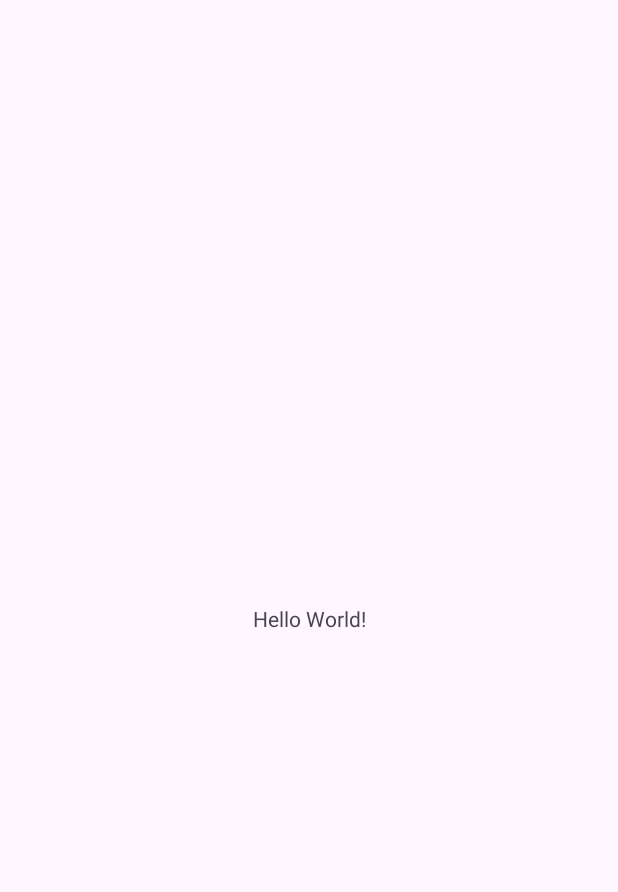
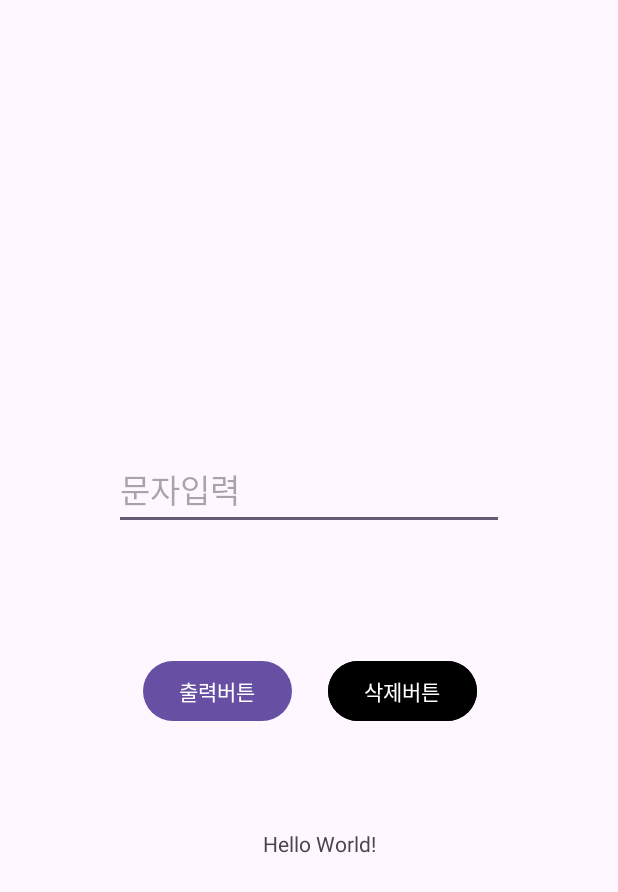
Before and after one commit to darongzzang/kotlin_practice, an Android app: the screen it shows after launch (MainActivity), on a phone screen of 412 x 824 dp. Before the commit the part shown is almost empty. Shown: the top 892 px of the screen. Run offline under Robolectric (Android 15) with nearby library versions, the phone set to English and light mode, and no system bars.

Commit message:
3주차 과제 - 삭제버튼 추가

```diff
--- a/app/src/main/java/com/example/kotlin_practice/MainActivity.kt
+++ b/app/src/main/java/com/example/kotlin_practice/MainActivity.kt
@@ -1,6 +1,9 @@
 package com.example.kotlin_practice
 
 import android.os.Bundle
+import android.widget.Button
+import android.widget.EditText
+import android.widget.TextView
 import androidx.activity.enableEdgeToEdge
 import androidx.appcompat.app.AppCompatActivity
 import androidx.core.view.ViewCompat
@@ -11,6 +14,21 @@ class MainActivity : AppCompatActivity() {
         super.onCreate(savedInstanceState)
         enableEdgeToEdge()
         setContentView(R.layout.activity_main)
+
+        val edit = findViewById<EditText>(R.id.edit)
+        val btn = findViewById<Button>(R.id.btn)
+        val tv = findViewById<TextView>(R.id.tv)
+        val xbtn = findViewById<Button>(R.id.xbtn)
+
+        btn.setOnClickListener {
+            tv.text = edit.text.toString()
+        }
+
+        xbtn.setOnClickListener {
+            edit.text.clear()  // EditText 문자열 삭제
+            tv.text = ""       // TextView 내용 삭제
+        }
+
         ViewCompat.setOnApplyWindowInsetsListener(findViewById(R.id.main)) { v, insets ->
             val systemBars = insets.getInsets(WindowInsetsCompat.Type.systemBars())
             v.setPadding(systemBars.left, systemBars.top, systemBars.right, systemBars.bottom)
--- a/app/src/main/res/layout/activity_main.xml
+++ b/app/src/main/res/layout/activity_main.xml
@@ -8,12 +8,51 @@
     tools:context=".MainActivity">
 
     <TextView
+        android:id="@+id/tv"
         android:layout_width="wrap_content"
         android:layout_height="wrap_content"
+        android:layout_marginBottom="252dp"
         android:text="Hello World!"
         app:layout_constraintBottom_toBottomOf="parent"
         app:layout_constraintEnd_toEndOf="parent"
+        app:layout_constraintHorizontal_bias="0.52"
+        app:layout_constraintStart_toStartOf="parent" />
+
+    <Button
+        android:id="@+id/btn"
+        android:layout_width="wrap_content"
+        android:layout_height="wrap_content"
+        android:layout_marginBottom="68dp"
+        android:text="출력버튼"
+        app:layout_constraintBottom_toTopOf="@+id/tv"
+        app:layout_constraintEnd_toEndOf="parent"
+        app:layout_constraintHorizontal_bias="0.305"
+        app:layout_constraintStart_toStartOf="parent" />
+
+    <Button
+        android:id="@+id/xbtn"
+        android:layout_width="wrap_content"
+        android:layout_height="wrap_content"
+        android:layout_marginBottom="68dp"
+        android:backgroundTint="#000000"
+        android:text="삭제버튼"
+        app:layout_constraintBottom_toTopOf="@+id/tv"
+        app:layout_constraintEnd_toEndOf="parent"
+        app:layout_constraintHorizontal_bias="0.7"
+        app:layout_constraintStart_toStartOf="parent" />
+
+    <EditText
+        android:id="@+id/edit"
+        android:layout_width="wrap_content"
+        android:layout_height="wrap_content"
+        android:ems="10"
+        android:hint="문자입력"
+        android:inputType="text"
+        android:textAppearance="@style/TextAppearance.AppCompat.Large"
+        app:layout_constraintBottom_toTopOf="@+id/btn"
+        app:layout_constraintEnd_toEndOf="parent"
         app:layout_constraintStart_toStartOf="parent"
-        app:layout_constraintTop_toTopOf="parent" />
+        app:layout_constraintTop_toTopOf="parent"
+        app:layout_constraintVertical_bias="0.783" />
 
 </androidx.constraintlayout.widget.ConstraintLayout>
```
